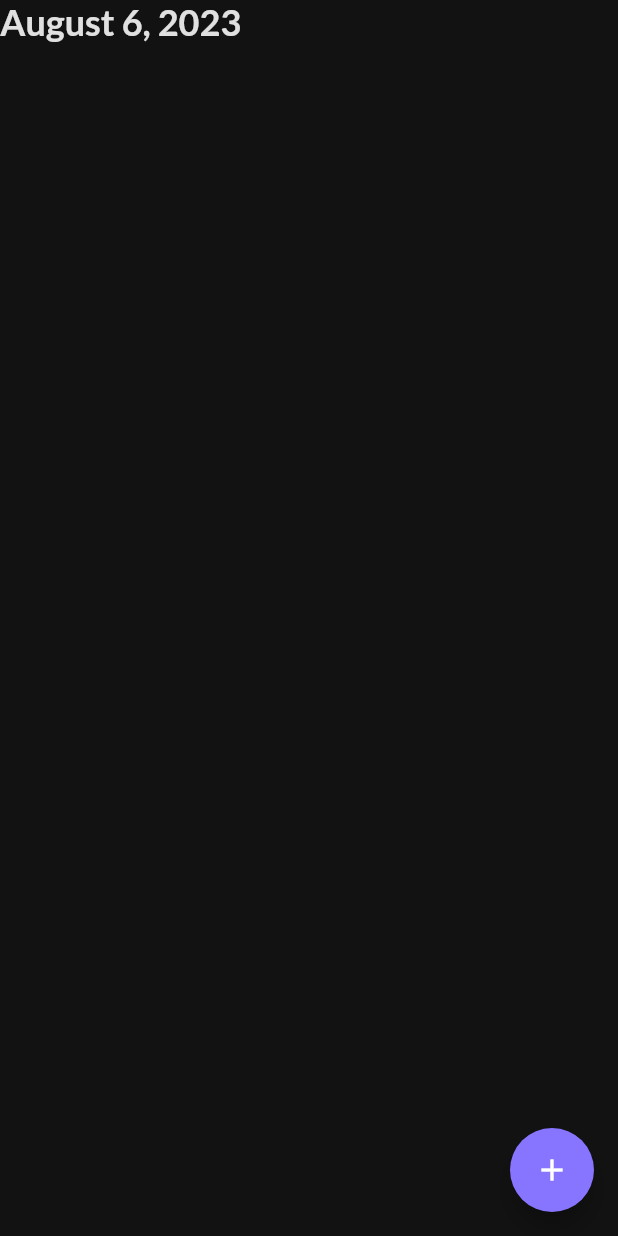
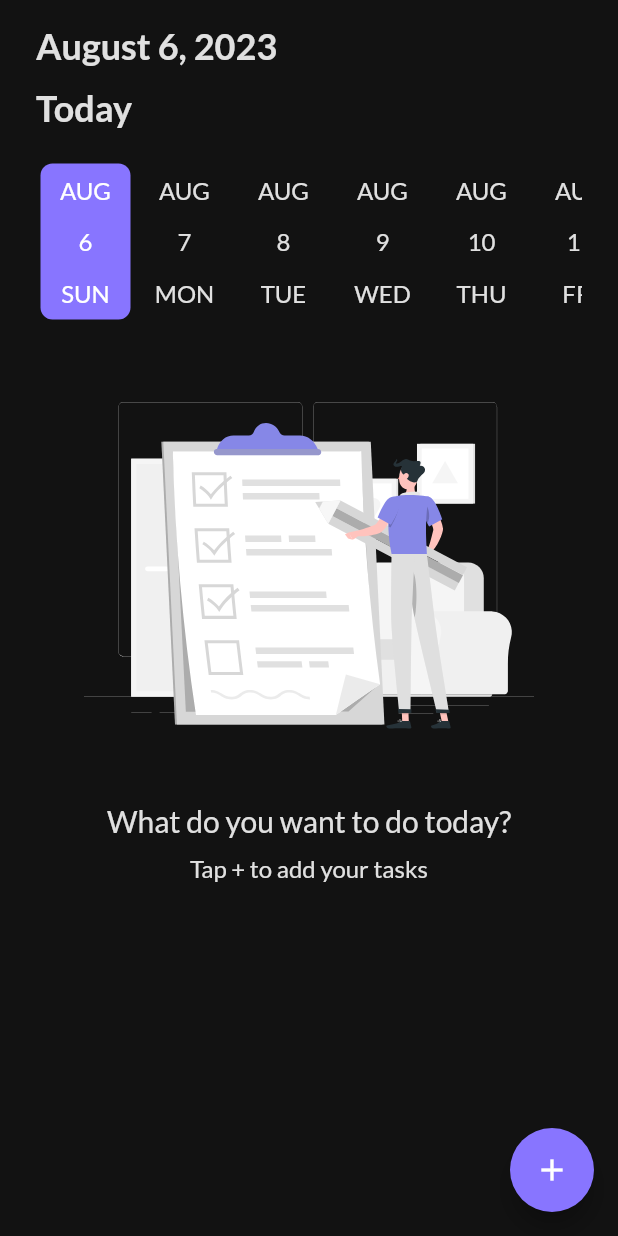
Before and after one commit to SA33ED/Todo_app, a Flutter app: the HomeScreen screen opened by its route, on a phone screen of 412 x 824 dp. Run offline on Flutter 3.47's test engine with Material 2 defaults, Android fonts, the phone set to English and light mode, and no system bars; drawn by our look-alikes of date_picker_timeline; our stand-ins replace flutter_svg, google_fonts, shared_preferences; accounts and stored records are empty.

Commit message:
No tasks Screen

```diff
--- a/lib/helpers/app_assets.dart
+++ b/lib/helpers/app_assets.dart
@@ -16,4 +16,8 @@ class Assets {
   /// Assets for imagesOnBoardingTwo
   /// assets/images/on_boarding_two.svg
   static const String imagesOnBoardingTwo = "assets/images/on_boarding_two.svg";
+
+  /// Assets for imagesTasks
+  /// assets/images/tasks.svg
+  static const String imagesTasks = "assets/images/tasks.svg";
 }
--- a/lib/screens/home_screen.dart
+++ b/lib/screens/home_screen.dart
@@ -1,25 +1,63 @@
+import 'package:date_picker_timeline/date_picker_timeline.dart';
 import 'package:flutter/material.dart';
+import 'package:flutter_svg/svg.dart';
+import 'package:to_do_app/helpers/app_assets.dart';
 import 'package:to_do_app/helpers/app_colors.dart';
 import 'package:intl/intl.dart';
 
-class HomeScreen extends StatelessWidget {
+class HomeScreen extends StatefulWidget {
   const HomeScreen({super.key});
   static String id = "HomeScreen";
+
+  @override
+  State<HomeScreen> createState() => _HomeScreenState();
+}
+
+class _HomeScreenState extends State<HomeScreen> {
+  DateTime? selectedDate = DateTime.now();
   @override
   Widget build(BuildContext context) {
+    TextTheme customTextTheme = Theme.of(context).textTheme;
     return Scaffold(
-      body: ListView(
-        children: [
-          Text(
-            DateFormat.yMMMMd().format(
+      body: Padding(
+        padding: const EdgeInsets.symmetric(horizontal: 24.0, vertical: 16),
+        child: ListView(
+          children: [
+            //Date
+            Text(
+              DateFormat.yMMMMd().format(
+                selectedDate!,
+              ),
+              style: customTextTheme.displayLarge!.copyWith(fontSize: 24),
+            ),
+            const SizedBox(height: 12),
+            //Today
+            Text(
+              "Today",
+              style: customTextTheme.displayLarge!.copyWith(fontSize: 24),
+            ),
+            const SizedBox(height: 20),
+            //Date Picker
+            DatePicker(
               DateTime.now(),
+              height: 110,
+              width: 60,
+              initialSelectedDate: DateTime.now(),
+              selectionColor: AppColors.secondary,
+              selectedTextColor: Colors.white,
+              deactivatedColor: Colors.white,
+              monthTextStyle: customTextTheme.displayMedium!,
+              dayTextStyle: customTextTheme.displayMedium!,
+              dateTextStyle: customTextTheme.displayMedium!,
+              onDateChange: (date) {
+                setState(() {
+                  selectedDate = date;
+                });
+              },
             ),
-            style: Theme.of(context)
-                .textTheme
-                .displayLarge!
-                .copyWith(fontSize: 24),
-          )
-        ],
+            NoTasksWidgets(customTextTheme: customTextTheme)
+          ],
+        ),
       ),
       floatingActionButton: FloatingActionButton(
         onPressed: () {},
@@ -29,3 +67,37 @@ class HomeScreen extends StatelessWidget {
     );
   }
 }
+
+class NoTasksWidgets extends StatelessWidget {
+  const NoTasksWidgets({
+    super.key,
+    required this.customTextTheme,
+  });
+
+  final TextTheme customTextTheme;
+
+  @override
+  Widget build(BuildContext context) {
+    return Column(
+      children: [
+        const SizedBox(height: 19),
+        //no tasks image
+        SvgPicture.asset(
+          Assets.imagesTasks,
+          width: 300,
+        ),
+        //title
+        Text(
+          "What do you want to do today?",
+          style: customTextTheme.displayMedium!.copyWith(fontSize: 20),
+        ),
+        const SizedBox(height: 10),
+        //sub Title
+        Text(
+          "Tap + to add your tasks",
+          style: customTextTheme.displayMedium,
+        ),
+      ],
+    );
+  }
+}
--- a/pubspec.yaml
+++ b/pubspec.yaml
@@ -29,6 +29,7 @@ environment:
 # versions available, run `flutter pub outdated`.
 dependencies:
   cupertino_icons: ^1.0.2
+  date_picker_timeline: ^1.2.5
   flutter:
     sdk: flutter
   flutter_svg: ^2.0.7
```
Also changed, not shown: assets/images/tasks.svg (added), pubspec.lock.
